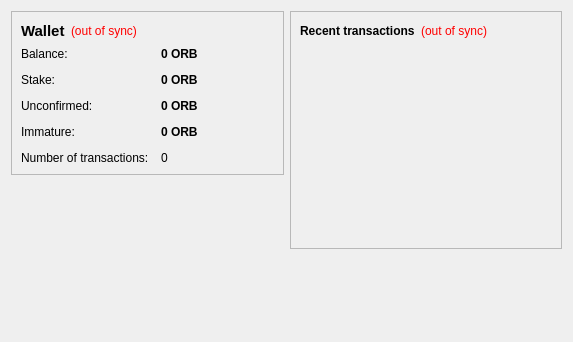
First picture: the form in src/qt/forms/overviewpage.ui, repository TrezarCoin/TrezarCoin, before the edit.
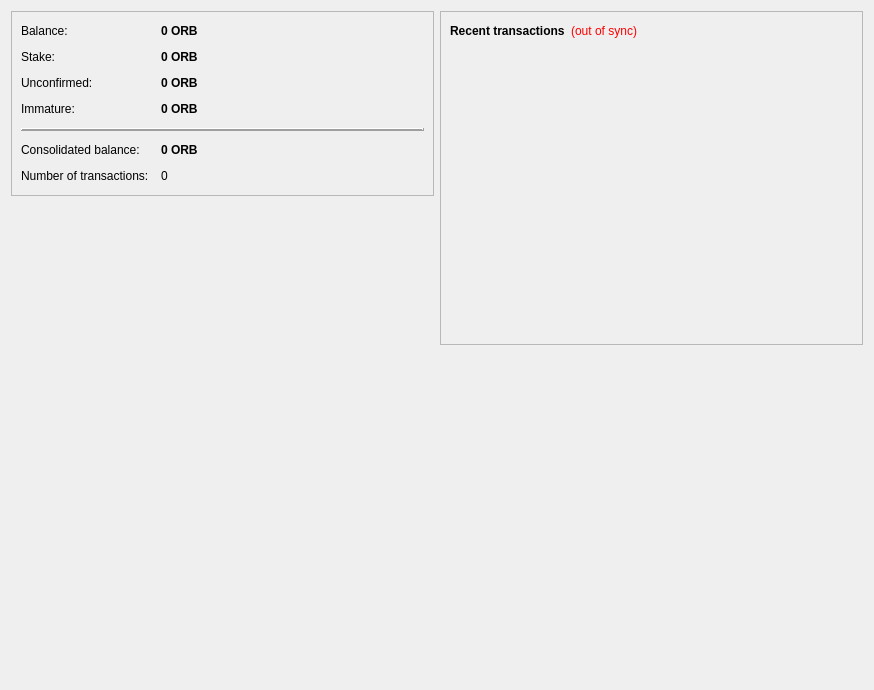
Second picture: the form after the edit. Icons and pictures are not drawn.

What changed in the file:
```diff
--- a/src/qt/forms/overviewpage.ui
+++ b/src/qt/forms/overviewpage.ui
@@ -6,8 +6,8 @@
    <rect>
     <x>0</x>
     <y>0</y>
-    <width>573</width>
-    <height>342</height>
+    <width>874</width>
+    <height>690</height>
    </rect>
   </property>
   <property name="windowTitle">
@@ -25,53 +25,6 @@
         <enum>QFrame::Raised</enum>
        </property>
        <layout class="QVBoxLayout" name="verticalLayout_4">
-        <item>
-         <layout class="QHBoxLayout" name="horizontalLayout_4">
-          <item>
-           <widget class="QLabel" name="label_5">
-            <property name="font">
-             <font>
-              <pointsize>11</pointsize>
-              <weight>75</weight>
-              <bold>true</bold>
-             </font>
-            </property>
-            <property name="text">
-             <string>Wallet</string>
-            </property>
-           </widget>
-          </item>
-          <item>
-           <widget class="QLabel" name="labelWalletStatus">
-            <property name="toolTip">
-             <string>The displayed information may be out of date. Your wallet automatically synchronizes with the Orbitcoin network after a connection is established, but this process has not completed yet.</string>
-            </property>
-            <property name="styleSheet">
-             <string notr="true">QLabel { color: red; }</string>
-            </property>
-            <property name="text">
-             <string notr="true">(out of sync)</string>
-            </property>
-            <property name="alignment">
-             <set>Qt::AlignLeading|Qt::AlignLeft|Qt::AlignVCenter</set>
-            </property>
-           </widget>
-          </item>
-          <item>
-           <spacer name="horizontalSpacer_2">
-            <property name="orientation">
-             <enum>Qt::Horizontal</enum>
-            </property>
-            <property name="sizeHint" stdset="0">
-             <size>
-              <width>40</width>
-              <height>20</height>
-             </size>
-            </property>
-           </spacer>
-          </item>
-         </layout>
-        </item>
         <item>
          <layout class="QFormLayout" name="formLayout_2">
           <property name="fieldGrowthPolicy">
@@ -83,6 +36,12 @@
           <property name="verticalSpacing">
            <number>12</number>
           </property>
+          <property name="topMargin">
+           <number>3</number>
+          </property>
+          <property name="bottomMargin">
+           <number>3</number>
+          </property>
           <item row="0" column="0">
            <widget class="QLabel" name="label">
             <property name="text">
@@ -196,14 +155,59 @@
             </property>
            </widget>
           </item>
-          <item row="4" column="0">
+          <item row="4" column="0" colspan="2">
+           <widget class="QFrame" name="line">
+            <property name="sizePolicy">
+             <sizepolicy hsizetype="Expanding" vsizetype="Fixed">
+              <horstretch>0</horstretch>
+              <verstretch>0</verstretch>
+             </sizepolicy>
+            </property>
+            <property name="frameShape">
+             <enum>QFrame::HLine</enum>
+            </property>
+            <property name="frameShadow">
+             <enum>QFrame::Raised</enum>
+            </property>
+            <property name="lineWidth">
+             <number>2</number>
+            </property>
+           </widget>
+          </item>
+          <item row="5" column="0">
+           <widget class="QLabel" name="labelConsolidatedText">
+            <property name="text">
+             <string>Consolidated balance:</string>
+            </property>
+           </widget>
+          </item>
+          <item row="5" column="1">
+           <widget class="QLabel" name="labelConsolidated">
+            <property name="font">
+             <font>
+              <weight>75</weight>
+              <bold>true</bold>
+             </font>
+            </property>
+            <property name="toolTip">
+             <string>Consolidated (total) balance of all the accounts above</string>
+            </property>
+            <property name="text">
+             <string notr="true">0 ORB</string>
+            </property>
+            <property name="textInteractionFlags">
+             <set>Qt::LinksAccessibleByMouse|Qt::TextSelectableByKeyboard|Qt::TextSelectableByMouse</set>
+            </property>
+           </widget>
+          </item>
+          <item row="6" column="0">
            <widget class="QLabel" name="label_2">
             <property name="text">
              <string>Number of transactions:</string>
             </property>
            </widget>
           </item>
-          <item row="4" column="1">
+          <item row="6" column="1">
            <widget class="QLabel" name="labelNumTransactions">
             <property name="toolTip">
              <string>Total number of transactions in wallet</string>
```
Left out of the diff: 20 changed lines with no effect on the pictures.
